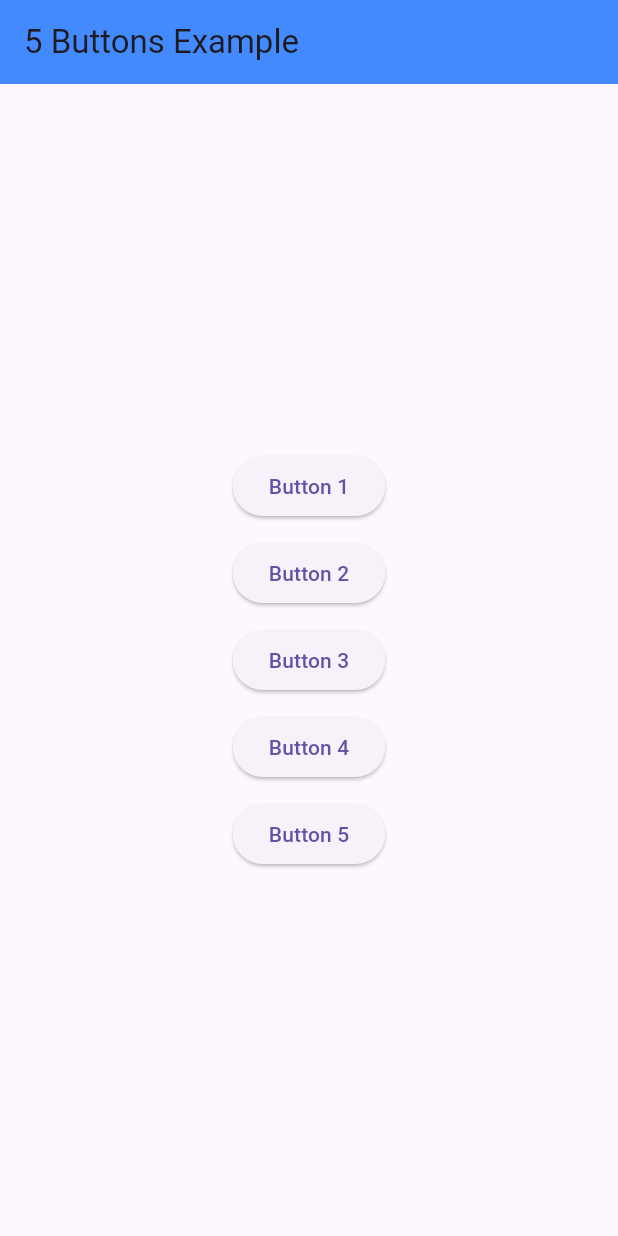
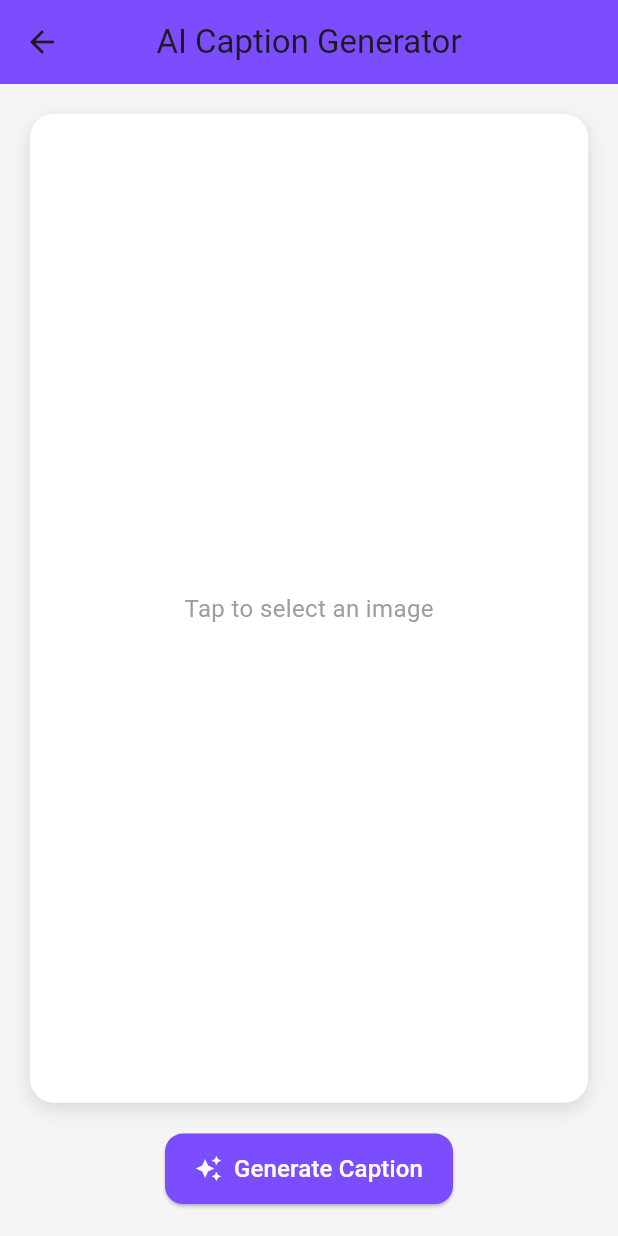
Before and after one commit to Dikshit94189/Animated-Warning-Marquee, a Flutter app: the screen it shows after launch, after a tap on "Button 2", on a phone screen of 412 x 824 dp. Run offline on Flutter 3.47's test engine with Material 3 defaults, Android fonts, the phone set to English and light mode, and no system bars; our stand-ins replace image_picker.

Commit message:
add ai cap

```diff
--- a/lib/main.dart
+++ b/lib/main.dart
@@ -1,8 +1,14 @@
+import 'package:animatedwarningmarquee/views/ai_caption_generator.dart';
 import 'package:animatedwarningmarquee/views/animated_warning_marquee.dart';
 import 'package:flutter/cupertino.dart';
 import 'package:flutter/material.dart';
+import 'package:flutter/rendering.dart';
 
 void main() {
+  WidgetsFlutterBinding.ensureInitialized();
+  debugPaintSizeEnabled = false;
+  debugPaintBaselinesEnabled = false;
+  debugRepaintRainbowEnabled = false;
   runApp(const MyApp());
 }
 
@@ -38,12 +44,22 @@
                   );
                 },
               ),
+
               const SizedBox(height: 10),
-              ElevatedButton(
-                onPressed: () {
-                  print("Button 2 pressed");
+              Builder(
+                builder: (context) {
+                  return ElevatedButton(
+                    onPressed: () {
+                      Navigator.push(
+                        context,
+                        CupertinoPageRoute(
+                          builder: (_) => AICaptionGenerator(), // your target page
+                        ),
+                      );
+                    },
+                    child: const Text("Button 2"),
+                  );
                 },
-                child: const Text("Button 2"),
               ),
               const SizedBox(height: 10),
               ElevatedButton(
--- /dev/null
+++ b/lib/views/ai_caption_generator.dart
@@ -0,0 +1,203 @@
+import 'dart:convert';
+import 'dart:typed_data';
+import 'package:flutter/foundation.dart';
+import 'package:flutter/material.dart';
+import 'package:http/http.dart' as http;
+import 'package:image_picker/image_picker.dart';
+
+class AICaptionGenerator extends StatefulWidget {
+  const AICaptionGenerator({super.key});
+
+  @override
+  State<AICaptionGenerator> createState() => _AICaptionGeneratorState();
+}
+
+class _AICaptionGeneratorState extends State<AICaptionGenerator> {
+  Uint8List? _imageBytes; // Works for both web and mobile
+  String? _caption;
+  bool _loading = false;
+
+  final ImagePicker _picker = ImagePicker();
+
+  // Pick image for mobile + web
+  Future<void> _pickImage() async {
+    final XFile? image = await _picker.pickImage(source: ImageSource.gallery);
+    if (image != null) {
+      final bytes = await image.readAsBytes();
+      setState(() {
+        _imageBytes = bytes;
+        _caption = null;
+      });
+    }
+  }
+
+  // Generate AI caption
+  Future<void> _generateCaption() async {
+    if (_imageBytes == null) return;
+
+    setState(() {
+      _loading = true;
+      _caption = null;
+    });
+
+    try {
+      // ⚠ Web: Do NOT expose API key. Use backend proxy in production.
+      final apiKey = "sk-xxxxxxxxxxxxxxxxxxxxxxxxxxxxxxxx";
+
+      final base64Image = base64Encode(_imageBytes!);
+
+      final response = await http.post(
+        Uri.parse("https://api.openai.com/v1/responses"),
+        headers: {
+          "Content-Type": "application/json",
+          "Authorization": "Bearer $apiKey",
+        },
+        body: jsonEncode({
+          "model": "gpt-4.1-mini",
+          "input": [
+            {
+              "role": "user",
+              "content": [
+                {
+                  "type": "input_text",
+                  "text":
+                  "Generate a short, creative caption for this image."
+                },
+                {
+                  "type": "input_image",
+                  "image_data": base64Image,
+                }
+              ]
+            }
+          ]
+        }),
+      );
+
+      if (response.statusCode == 200) {
+        final data = jsonDecode(response.body);
+        final output = data["output"][0]["content"][0]["text"];
+        setState(() {
+          _caption = output;
+        });
+      } else {
+        setState(() {
+          _caption = "Failed: ${response.body}";
+        });
+      }
+    } catch (e) {
+      setState(() {
+        _caption = "Error: $e";
+      });
+    } finally {
+      setState(() {
+        _loading = false;
+      });
+    }
+  }
+
+  @override
+  Widget build(BuildContext context) {
+    final imageWidget = _imageBytes != null
+        ? Image.memory(
+      _imageBytes!,
+      fit: BoxFit.cover, // Change to BoxFit.contain / fill / etc. if needed
+      width: double.infinity,
+      height: MediaQuery.of(context).size.height * 0.8,
+    )
+        : const Center(
+      child: Text(
+        'Tap to select an image',
+        style: TextStyle(color: Colors.grey, fontSize: 16),
+      ),
+    );
+
+    return Scaffold(
+      backgroundColor: Colors.grey[100],
+      appBar: AppBar(
+        title: const Text('AI Caption Generator'),
+        centerTitle: true,
+        backgroundColor: Colors.deepPurpleAccent,
+      ),
+      body: Center(
+        child: SingleChildScrollView(
+          padding: const EdgeInsets.all(20),
+          child: Column(
+            children: [
+              GestureDetector(
+                onTap: _pickImage,
+                child: Container(
+                  height: MediaQuery.of(context).size.height * 0.8, // 80% screen height
+                  width: double.infinity,
+                  decoration: BoxDecoration(
+                    color: Colors.white,
+                    borderRadius: BorderRadius.circular(16),
+                    boxShadow: const [
+                      BoxShadow(
+                        color: Colors.black12,
+                        blurRadius: 10,
+                        offset: Offset(0, 4),
+                      ),
+                    ],
+                  ),
+                  child: ClipRRect(
+                    borderRadius: BorderRadius.circular(16),
+                    child: imageWidget,
+                  ),
+                ),
+              ),
+              const SizedBox(height: 20),
+              ElevatedButton.icon(
+                onPressed: _loading ? null : _generateCaption,
+                style: ElevatedButton.styleFrom(
+                  backgroundColor: Colors.deepPurpleAccent,
+                  padding:
+                  const EdgeInsets.symmetric(vertical: 12, horizontal: 20),
+                  shape: RoundedRectangleBorder(
+                      borderRadius: BorderRadius.circular(12)),
+                ),
+                icon: const Icon(Icons.auto_awesome, color: Colors.white),
+                label: _loading
+                    ? const SizedBox(
+                  width: 22,
+                  height: 22,
+                  child: CircularProgressIndicator(
+                    strokeWidth: 2,
+                    color: Colors.white,
+                  ),
+                )
+                    : const Text(
+                  'Generate Caption',
+                  style: TextStyle(color: Colors.white, fontSize: 16),
+                ),
+              ),
+              const SizedBox(height: 25),
+              if (_caption != null)
+                Container(
+                  padding: const EdgeInsets.all(16),
+                  decoration: BoxDecoration(
+                    color: Colors.white,
+                    borderRadius: BorderRadius.circular(12),
+                    boxShadow: const [
+                      BoxShadow(
+                        color: Colors.black12,
+                        blurRadius: 6,
+                        offset: Offset(0, 3),
+                      ),
+                    ],
+                  ),
+                  child: Text(
+                    _caption!,
+                    textAlign: TextAlign.center,
+                    style: const TextStyle(
+                      fontSize: 16,
+                      fontWeight: FontWeight.w500,
+                    ),
+                  ),
+                ),
+            ],
+          ),
+        ),
+      ),
+    );
+  }
+}
--- a/pubspec.yaml
+++ b/pubspec.yaml
@@ -34,6 +34,9 @@ dependencies:
   # The following adds the Cupertino Icons font to your application.
   # Use with the CupertinoIcons class for iOS style icons.
   cupertino_icons: ^1.0.8
+  image_picker: ^1.2.0
+  http: ^1.5.0
+  image_picker_for_web: ^3.1.0
 
 dev_dependencies:
   flutter_test:
```
Also changed, not shown: pubspec.lock, 5 other files.
